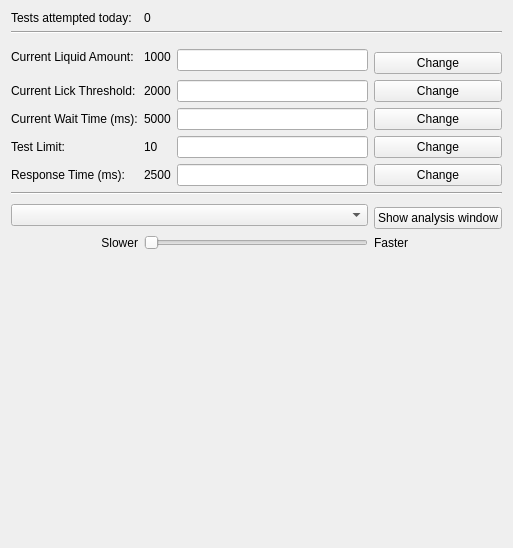
First picture: the form in Python/gui/mousewin.ui, repository yagarwal123/autonomouse, before the edit.
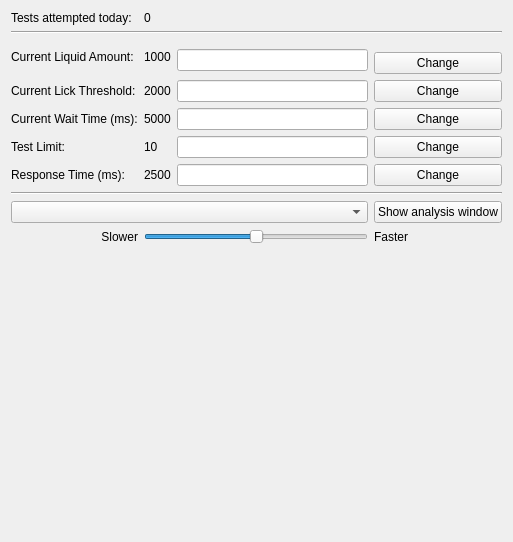
Second picture: the form after the edit. Custom widgets are drawn as their Qt base class.

Patch:
```diff
--- a/Python/gui/mousewin.ui
+++ b/Python/gui/mousewin.ui
@@ -165,13 +165,6 @@
    <item row="10" column="0" rowspan="2" colspan="4">
     <widget class="QComboBox" name="test_select"/>
    </item>
-   <item row="11" column="4">
-    <widget class="QPushButton" name="showAnalysisButton">
-     <property name="text">
-      <string>Show analysis window</string>
-     </property>
-    </widget>
-   </item>
    <item row="12" column="4">
     <widget class="QLabel" name="label_8">
      <property name="text">
@@ -193,10 +186,22 @@
     </widget>
    </item>
    <item row="12" column="2" colspan="2">
-    <widget class="QSlider" name="horizontalSlider">
+    <widget class="QSlider" name="speedSlider">
+     <property name="maximum">
+      <number>30</number>
+     </property>
+     <property name="sliderPosition">
+      <number>15</number>
+     </property>
      <property name="orientation">
       <enum>Qt::Horizontal</enum>
      </property>
+     <property name="tickPosition">
+      <enum>QSlider::NoTicks</enum>
+     </property>
+     <property name="tickInterval">
+      <number>1</number>
+     </property>
     </widget>
    </item>
    <item row="12" column="0" colspan="2">
@@ -209,6 +214,13 @@
      </property>
     </widget>
    </item>
+   <item row="10" column="4" rowspan="2">
+    <widget class="QPushButton" name="showAnalysisButton">
+     <property name="text">
+      <string>Show analysis window</string>
+     </property>
+    </widget>
+   </item>
   </layout>
  </widget>
  <customwidgets>
```
